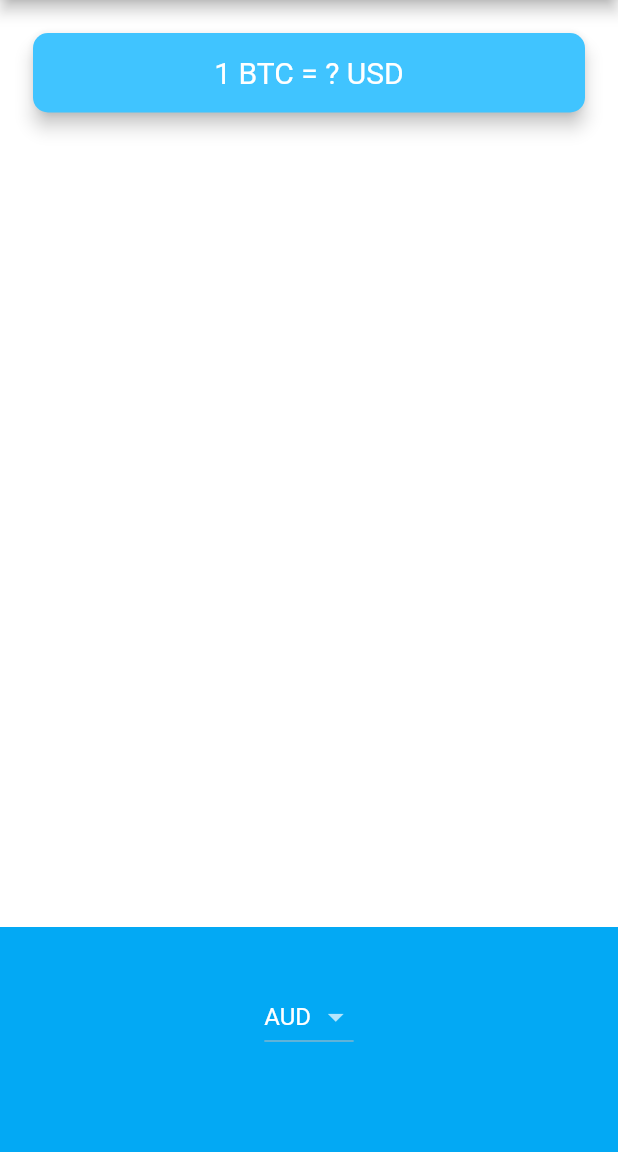
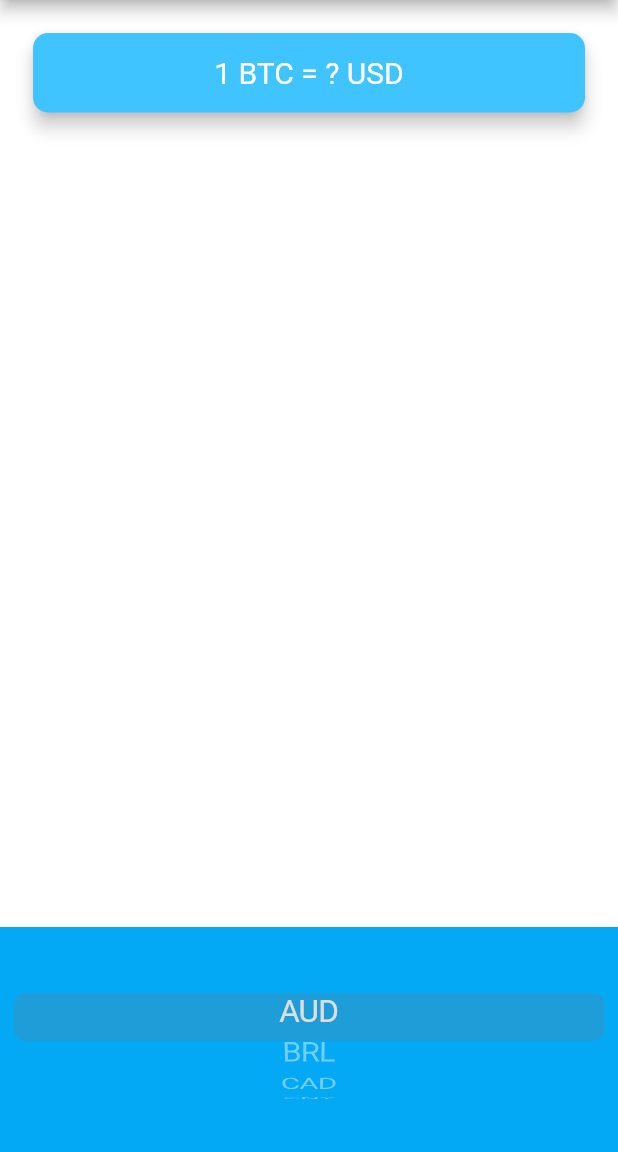
Before and after one commit to stefaniamak/flutter_course, a Flutter app: the screen it shows after launch, on a phone screen of 412 x 824 dp, the part 84-1236 px from its top. Run offline on Flutter 3.47's test engine with Material 2 defaults, Android fonts, the phone set to English and light mode, and no system bars; our stand-ins replace audioplayers, flutter_spinkit, font_awesome_flutter, geolocator, rflutter_alert.

Commit message:
feat(bitcoin): iOS-styled picker done

```diff
--- a/bitcoin-ticker-flutter/lib/price_screen.dart
+++ b/bitcoin-ticker-flutter/lib/price_screen.dart
@@ -1,5 +1,6 @@
 import 'package:flutter/material.dart';
 import 'coin_data.dart';
+import 'package:flutter/cupertino.dart';
 
 class PriceScreen extends StatefulWidget {
   @override
@@ -45,20 +46,29 @@ class _PriceScreenState extends State<PriceScreen> {
             alignment: Alignment.center,
             padding: EdgeInsets.only(bottom: 30.0),
             color: Colors.lightBlue,
-            child: DropdownButton<String>(
-              value: selectedCurrency,
-              onChanged: (value) {
-                setState(() {
-                  selectedCurrency = value;
-                });
+            child: CupertinoPicker(
+              itemExtent: 32.0,
+              onSelectedItemChanged: (selectedIntext) {
+                print(selectedIntext);
               },
-              items: getItems(),
+              children: getSimpleItems(),
             ),
           ),
         ],
       ),
     );
   }
+}
+
+List<Text> getSimpleItems() {
+  List<Text> myItems = [];
+  for (String currency in currenciesList) {
+    var newItem = Text(
+      currency,
+    );
+    myItems.add(newItem);
+  }
+  return myItems;
 }
 
 List<DropdownMenuItem> getItems() {
@@ -72,3 +82,13 @@ List<DropdownMenuItem> getItems() {
   }
   return itemList;
 }
+
+// DropdownButton<String>(
+// value: selectedCurrency,
+// onChanged: (value) {
+// setState(() {
+// selectedCurrency = value;
+// });
+// },
+// items: getItems(),
+// ),
```
